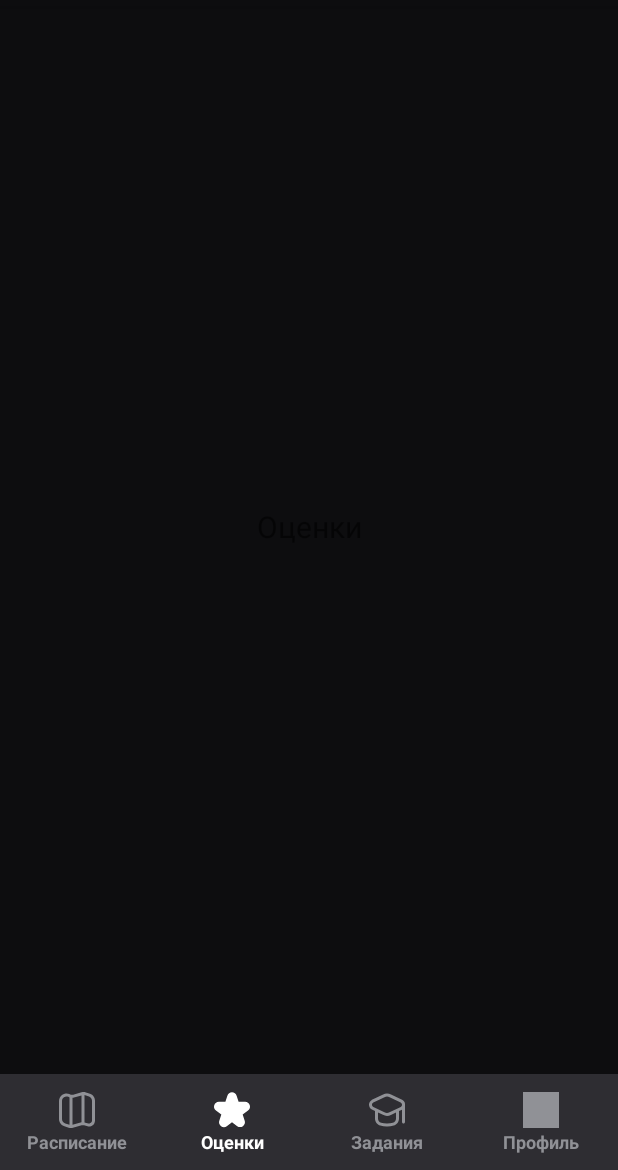
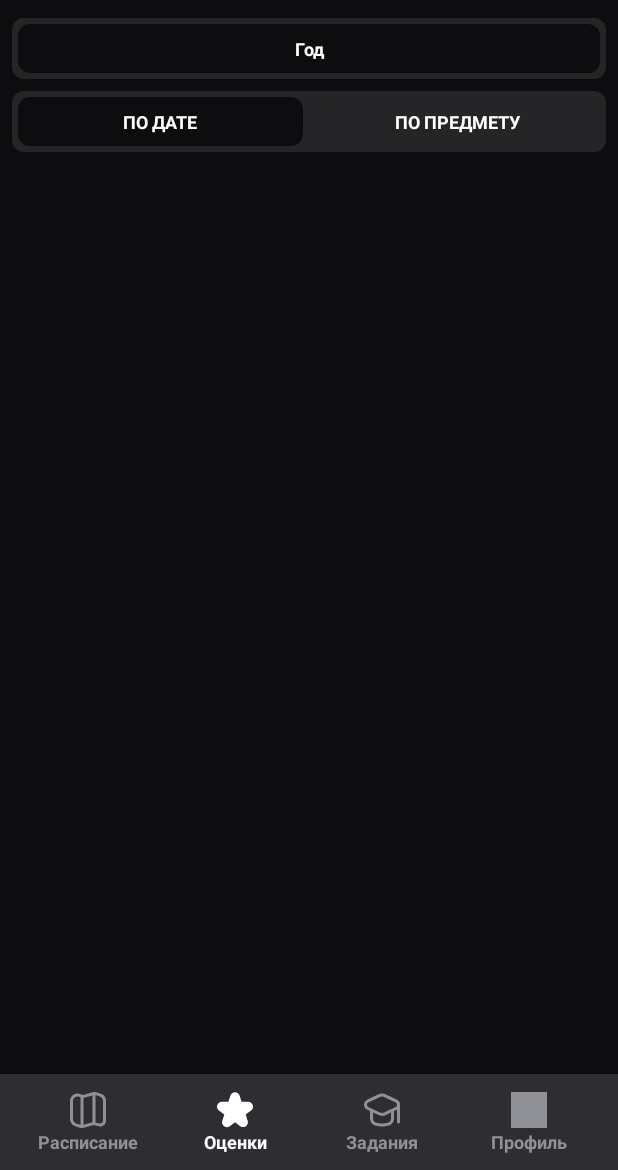
Before and after one commit to webanetStorm/Eljur-Java, an Android app: the GradesFragment screen opened through its navigation route, on a phone screen of 412 x 824 dp, the part 66-1236 px from its top. Run offline under Robolectric (Android 15) with nearby library versions, the phone set to English and light mode, and no system bars; our stand-ins replace navigation-ui.

Commit message:
Интерфейс фильтров Grades

```diff
--- a/app/build.gradle.kts
+++ b/app/build.gradle.kts
@@ -35,6 +35,7 @@ android {
 }
 
 dependencies {
+    implementation(libs.cardview)
     implementation(libs.appcompat)
     implementation(libs.material)
     implementation(libs.constraintlayout)
--- a/app/src/main/java/com/example/eljur/MainActivity.java
+++ b/app/src/main/java/com/example/eljur/MainActivity.java
@@ -1,12 +1,9 @@
 package com.example.eljur;
 
 
-import android.os.Build;
 import android.os.Bundle;
-import android.view.Window;
 
 import androidx.appcompat.app.AppCompatActivity;
-import androidx.core.content.ContextCompat;
 import androidx.navigation.NavController;
 import androidx.navigation.Navigation;
 import androidx.navigation.ui.NavigationUI;
--- a/app/src/main/java/com/example/eljur/db/DatabaseHelper.java
+++ b/app/src/main/java/com/example/eljur/db/DatabaseHelper.java
@@ -18,7 +18,7 @@ public class DatabaseHelper extends SQLiteOpenHelper
 
     private static final String DATABASE_NAME = "eljur.db";
 
-    private static final int DATABASE_VERSION = 14;
+    private static final int DATABASE_VERSION = 17;
 
     private final Context context;
 
--- a/app/src/main/java/com/example/eljur/model/Grade.java
+++ b/app/src/main/java/com/example/eljur/model/Grade.java
@@ -4,9 +4,7 @@ package com.example.eljur.model;
 public class Grade
 {
 
-    private final int value;
-
-    private final int weight;
+    private final int value, weight;
 
 
     public Grade( int value, int weight )
--- a/app/src/main/java/com/example/eljur/ui/grades/GradesFragment.java
+++ b/app/src/main/java/com/example/eljur/ui/grades/GradesFragment.java
@@ -1,17 +1,27 @@
 package com.example.eljur.ui.grades;
 
 
+import android.database.Cursor;
 import android.os.Bundle;
 import android.view.LayoutInflater;
 import android.view.View;
 import android.view.ViewGroup;
-import android.widget.TextView;
+import android.widget.RadioButton;
+import android.widget.RadioGroup;
 
 import androidx.annotation.NonNull;
 import androidx.fragment.app.Fragment;
-import androidx.lifecycle.ViewModelProvider;
 
 import com.example.eljur.databinding.FragmentGradesBinding;
+import com.example.eljur.db.DatabaseHelper;
+
+import java.text.SimpleDateFormat;
+import java.util.ArrayList;
+import java.util.Date;
+import java.util.List;
+import java.util.Locale;
+
+import com.example.eljur.R;
 
 
 public class GradesFragment extends Fragment
@@ -19,18 +29,79 @@ public class GradesFragment extends Fragment
 
     private FragmentGradesBinding binding;
 
+    private DatabaseHelper dbHelper;
 
+    private final List<Integer> termIds = new ArrayList<>();
+
+    private int selectedTermIndex = -1;
+
+
+    @Override
     public View onCreateView( @NonNull LayoutInflater inflater, ViewGroup container, Bundle savedInstanceState )
     {
-        GradesViewModel notificationsViewModel = new ViewModelProvider( this ).get( GradesViewModel.class );
+        binding = FragmentGradesBinding.inflate( inflater, container, false );
+        dbHelper = new DatabaseHelper( requireContext() );
 
-        binding = FragmentGradesBinding.inflate( inflater, container, false );
-        View root = binding.getRoot();
+        populatePeriods();
 
-        final TextView textView = binding.textGrades;
-        notificationsViewModel.getText().observe( getViewLifecycleOwner(), textView::setText );
+        return binding.getRoot();
+    }
 
-        return root;
+    private void populatePeriods()
+    {
+        RadioGroup group = binding.periodSelector;
+        group.removeAllViews();
+        termIds.clear();
+
+        LayoutInflater inflater = LayoutInflater.from( requireContext() );
+        String currentDate = new SimpleDateFormat( "yyyy-MM-dd", Locale.getDefault() ).format( new Date() );
+
+        Cursor cursor = dbHelper.getReadableDatabase().rawQuery( "SELECT id, term_number, start_date, end_date FROM term ORDER BY term_number", null );
+
+        int currentTermIndex = -1;
+        int index = 0;
+
+        while ( cursor.moveToNext() )
+        {
+            int termId = cursor.getInt( 0 );
+            int termNumber = cursor.getInt( 1 );
+            String startDate = cursor.getString( 2 );
+            String endDate = cursor.getString( 3 );
+
+            RadioButton rb = (RadioButton)inflater.inflate( R.layout.radio_button_item, group, false );
+            rb.setText( termNumber + " триместр" );
+            rb.setId( View.generateViewId() );
+            rb.setOnClickListener( v -> selectedTermIndex = termIds.size() );
+
+            termIds.add( termId );
+            group.addView( rb );
+
+            if ( currentDate.compareTo( startDate ) >= 0 && currentDate.compareTo( endDate ) <= 0 )
+            {
+                currentTermIndex = index;
+            }
+
+            index++;
+        }
+
+        cursor.close();
+
+        RadioButton rbAll = (RadioButton)inflater.inflate( R.layout.radio_button_item, group, false );
+        rbAll.setText( "Год" );
+        rbAll.setId( View.generateViewId() );
+        rbAll.setOnClickListener( v -> selectedTermIndex = -1 );
+        group.addView( rbAll );
+
+        if ( currentTermIndex != -1 )
+        {
+            ( (RadioButton)group.getChildAt( currentTermIndex ) ).setChecked( true );
+            selectedTermIndex = currentTermIndex;
+        }
+        else
+        {
+            rbAll.setChecked( true );
+            selectedTermIndex = -1;
+        }
     }
 
     @Override
--- a/app/src/main/java/com/example/eljur/ui/schedule/ScheduleFragment.java
+++ b/app/src/main/java/com/example/eljur/ui/schedule/ScheduleFragment.java
@@ -94,17 +94,11 @@ public class ScheduleFragment extends Fragment
         {
             if ( cursor.moveToFirst() )
             {
-                int termNumber = cursor.getInt( 0 );
-
-                if ( termNumber == 99 )
-                {
-                    return "Каникулы";
-                }
-
-                return termNumber + " триместр";
+                return cursor.getInt( 0 ) + " триместр";
             }
         }
-        return "Вне учебного периода";
+
+        return "Неучебный период";
     }
 
     public boolean isDateAllowed( LocalDate date )
--- /dev/null
+++ b/app/src/main/res/drawable/bg_toggle.xml
@@ -0,0 +1,14 @@
+<selector xmlns:android="http://schemas.android.com/apk/res/android">
+    <item android:state_checked="true">
+        <shape android:shape="rectangle">
+            <solid android:color="@color/grey_700" />
+            <corners android:radius="8dp" />
+        </shape>
+    </item>
+    <item>
+        <shape android:shape="rectangle">
+            <solid android:color="@color/grey_600" />
+            <corners android:radius="8dp" />
+        </shape>
+    </item>
+</selector>
--- a/app/src/main/res/layout/activity_main.xml
+++ b/app/src/main/res/layout/activity_main.xml
@@ -34,6 +34,8 @@
         android:layout_width="match_parent"
         android:layout_height="wrap_content"
         android:layout_gravity="bottom"
+        android:paddingLeft="10dp"
+        android:paddingRight="10dp"
         app:menu="@menu/bottom_nav_menu" />
 
 </androidx.coordinatorlayout.widget.CoordinatorLayout>
--- a/app/src/main/res/layout/fragment_grades.xml
+++ b/app/src/main/res/layout/fragment_grades.xml
@@ -1,23 +1,46 @@
 <?xml version="1.0" encoding="utf-8"?>
-<androidx.constraintlayout.widget.ConstraintLayout xmlns:android="http://schemas.android.com/apk/res/android"
-    xmlns:app="http://schemas.android.com/apk/res-auto"
-    xmlns:tools="http://schemas.android.com/tools"
+<LinearLayout xmlns:android="http://schemas.android.com/apk/res/android"
+    android:id="@+id/gradesFragmentRoot"
     android:layout_width="match_parent"
     android:layout_height="match_parent"
-    tools:context=".ui.grades.GradesFragment">
+    android:background="@color/grey_700"
+    android:orientation="vertical"
+    android:padding="8dp">
 
-    <TextView
-        android:id="@+id/text_grades"
+    <RadioGroup
+        android:id="@+id/periodSelector"
         android:layout_width="match_parent"
         android:layout_height="wrap_content"
-        android:layout_marginStart="8dp"
-        android:layout_marginTop="8dp"
-        android:layout_marginEnd="8dp"
-        android:textAlignment="center"
-        android:textSize="20sp"
-        app:layout_constraintBottom_toBottomOf="parent"
-        app:layout_constraintEnd_toEndOf="parent"
-        app:layout_constraintStart_toStartOf="parent"
-        app:layout_constraintTop_toTopOf="parent" />
+        android:layout_marginBottom="8dp"
+        android:background="@drawable/bg_toggle"
+        android:gravity="center"
+        android:orientation="horizontal" />
 
-</androidx.constraintlayout.widget.ConstraintLayout>
+    <RadioGroup
+        android:id="@+id/viewModeSelector"
+        android:layout_width="match_parent"
+        android:layout_height="wrap_content"
+        android:background="@drawable/bg_toggle"
+        android:gravity="center"
+        android:orientation="horizontal">
+
+        <RadioButton
+            android:id="@+id/rbByDate"
+            style="@style/ToggleButton"
+            android:checked="true"
+            android:text="ПО ДАТЕ" />
+
+        <RadioButton
+            android:id="@+id/rbBySubject"
+            style="@style/ToggleButton"
+            android:text="ПО ПРЕДМЕТУ" />
+    </RadioGroup>
+
+    <androidx.recyclerview.widget.RecyclerView
+        android:id="@+id/rvGrades"
+        android:layout_width="match_parent"
+        android:layout_height="0dp"
+        android:layout_marginTop="12dp"
+        android:layout_weight="1"
+        android:clipToPadding="false" />
+</LinearLayout>
--- /dev/null
+++ b/app/src/main/res/layout/radio_button_item.xml
@@ -0,0 +1 @@
+<RadioButton style="@style/ToggleButton" />
--- a/app/src/main/res/values/styles.xml
+++ b/app/src/main/res/values/styles.xml
@@ -32,6 +32,9 @@
         <item name="android:layout_height">60dp</item>
         <item name="android:background">@drawable/bg_grade_frame</item>
         <item name="android:gravity">center</item>
+        <item name="android:textColor">@color/white</item>
+        <item name="android:textSize">20sp</item>
+        <item name="android:textStyle">bold</item>
     </style>
 
     <style name="GradeText">
@@ -58,4 +61,18 @@
         <item name="android:textStyle">bold</item>
     </style>
 
+    <style name="ToggleButton" parent="Widget.AppCompat.CompoundButton.RadioButton">
+        <item name="android:layout_weight">1</item>
+        <item name="android:layout_width">match_parent</item>
+        <item name="android:layout_height">match_parent</item>
+        <item name="android:background">@drawable/bg_toggle</item>
+        <item name="android:layout_margin">4dp</item>
+        <item name="android:padding">8dp</item>
+        <item name="android:gravity">center</item>
+        <item name="android:button">@null</item>
+        <item name="android:textColor">@color/white</item>
+        <item name="android:textSize">12sp</item>
+        <item name="android:textStyle">bold</item>
+    </style>
+
 </resources>
--- a/gradle/libs.versions.toml
+++ b/gradle/libs.versions.toml
@@ -1,5 +1,7 @@
 [versions]
 agp = "8.8.1"
+cardview = "1.0.0"
+flexbox = "3.0.0"
 junit = "4.13.2"
 junitVersion = "1.2.1"
 espressoCore = "3.6.1"
@@ -12,6 +14,8 @@ navigationFragment = "2.9.0"
 navigationUi = "2.9.0"
 
 [libraries]
+cardview = { module = "androidx.cardview:cardview", version.ref = "cardview" }
+flexbox = { module = "com.google.android.flexbox:flexbox", version.ref = "flexbox" }
 junit = { group = "junit", name = "junit", version.ref = "junit" }
 ext-junit = { group = "androidx.test.ext", name = "junit", version.ref = "junitVersion" }
 espresso-core = { group = "androidx.test.espresso", name = "espresso-core", version.ref = "espressoCore" }
```
Also changed, not shown: 1 other file.
